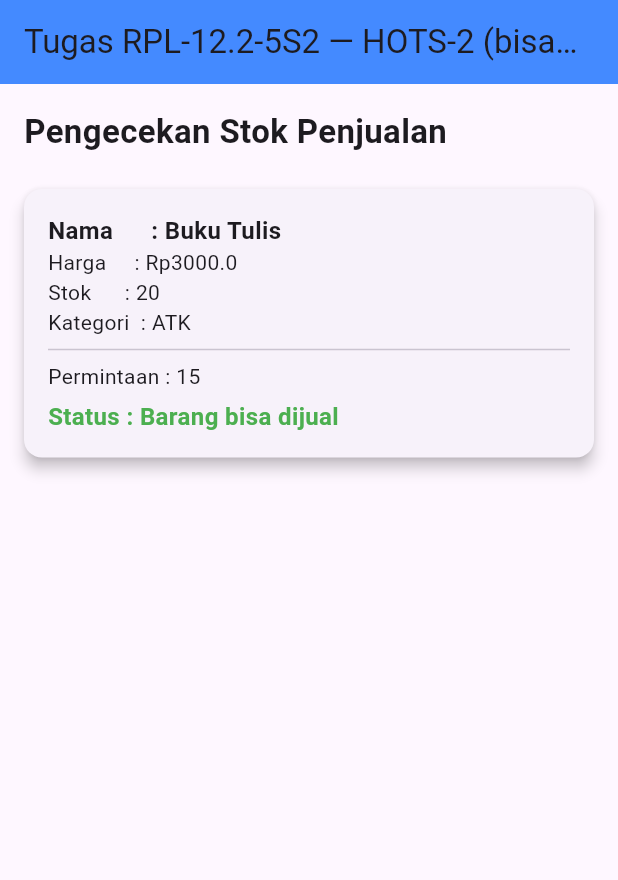
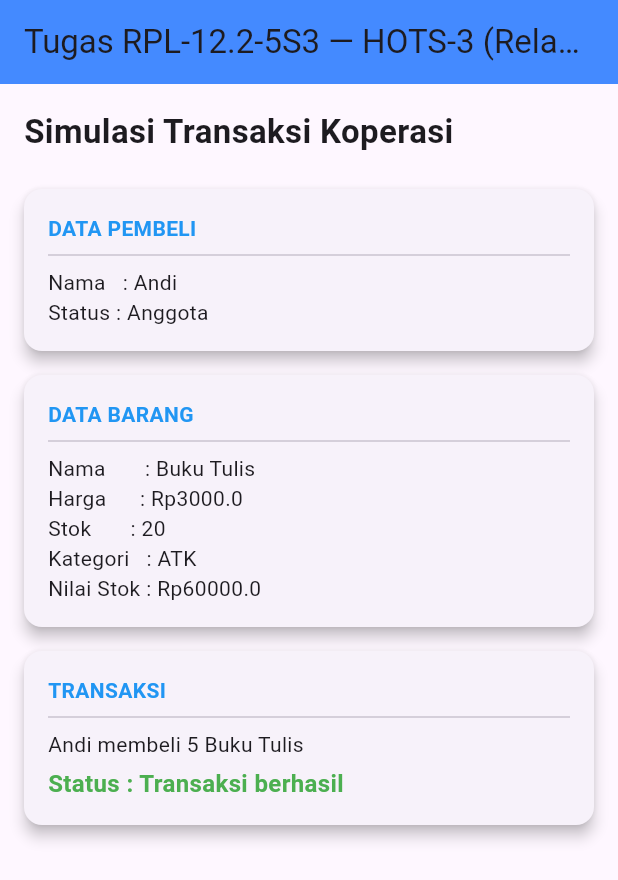
Before and after one commit to nandaridhoalfaroby-ui/project01_25, a Flutter app: the screen it shows after launch, on a phone screen of 412 x 824 dp. Shown: the top 880 px of the screen. Run offline on Flutter 3.47's test engine with Material 3 defaults, Android fonts, the phone set to English and light mode, and no system bars.

Commit message:
Tambah kelas Pembeli

```diff
--- a/lib/main.dart
+++ b/lib/main.dart
@@ -14,24 +14,44 @@ class Barang {
     this.kategori,
   );
 
-  // Method untuk menghitung nilai stok
   double nilaiStok() {
     return harga * stok;
   }
 
-  // Method baru untuk mengecek apakah barang bisa dijual berdasarkan permintaan
   bool bisaDijual(int diminta) {
     return stok >= diminta;
   }
 
   void tampilkan() {
-    print("======================");
-    print("Nama      : $nama");
-    print("Harga     : Rp$harga");
-    print("Stok      : $stok");
-    print("Kategori  : $kategori");
-    print("Nilai Stok: Rp${nilaiStok()}");
-    print("======================");
+    print("===== DATA BARANG =====");
+    print("Nama       : $nama");
+    print("Harga      : Rp$harga");
+    print("Stok       : $stok");
+    print("Kategori   : $kategori");
+    print("Nilai Stok : Rp${nilaiStok()}");
+    print("=======================");
+  }
+}
+
+// Definisi Class Pembeli
+class Pembeli {
+  String nama;
+  bool statusAnggota;
+
+  Pembeli(
+    this.nama,
+    this.statusAnggota,
+  );
+
+  void tampilkan() {
+    print("===== DATA PEMBELI =====");
+    print("Nama   : $nama");
+    if (statusAnggota) {
+      print("Status : Anggota");
+    } else {
+      print("Status : Umum");
+    }
+    print("========================");
   }
 }
 
@@ -43,39 +63,54 @@ void main() {
     "ATK",
   );
 
+  Pembeli pembeli = Pembeli(
+    "Andi",
+    true,
+  );
+
+  pembeli.tampilkan();
   buku.tampilkan();
 
-  int permintaan = 15;
-  print("Permintaan : $permintaan");
+  int jumlah = 5;
 
-  if (buku.bisaDijual(permintaan)) {
-    print("Status : Barang bisa dijual");
+  print("");
+  print("===== TRANSAKSI =====");
+  print("${pembeli.nama} membeli $jumlah ${buku.nama}");
+
+  if (buku.bisaDijual(jumlah)) {
+    print("Transaksi berhasil");
   } else {
-    print("Status : Stok tidak mencukupi");
+    print("Stok tidak mencukupi");
   }
 
-  runApp(MyApp(buku: buku, permintaan: permintaan));
+  runApp(MyApp(
+    buku: buku,
+    pembeli: pembeli,
+    jumlah: jumlah,
+  ));
 }
 
 class MyApp extends StatelessWidget {
   final Barang buku;
-  final int permintaan;
+  final Pembeli pembeli;
+  final int jumlah;
 
   const MyApp({
     super.key,
     required this.buku,
-    required this.permintaan,
+    required this.pembeli,
+    required this.jumlah,
   });
 
   @override
   Widget build(BuildContext context) {
-    bool statusJual = buku.bisaDijual(permintaan);
+    bool statusTransaksi = buku.bisaDijual(jumlah);
 
     return MaterialApp(
       debugShowCheckedModeBanner: false,
       home: Scaffold(
         appBar: AppBar(
-          title: const Text('Tugas RPL-12.2-5S2 — HOTS-2 (bisaDijual)'),
+          title: const Text('Tugas RPL-12.2-5S3 — HOTS-3 (Relasi Pembeli & Barang)'),
           backgroundColor: Colors.blueAccent,
         ),
         body: Padding(
@@ -83,10 +118,11 @@ class MyApp extends StatelessWidget {
           child: ListView(
             children: [
               const Text(
-                "Pengecekan Stok Penjualan",
+                "Simulasi Transaksi Koperasi",
                 style: TextStyle(fontSize: 22, fontWeight: FontWeight.bold),
               ),
               const SizedBox(height: 15),
+              // Card Data Pembeli
               Card(
                 elevation: 4,
                 margin: const EdgeInsets.symmetric(vertical: 8),
@@ -95,24 +131,63 @@ class MyApp extends StatelessWidget {
                   child: Column(
                     crossAxisAlignment: CrossAxisAlignment.start,
                     children: [
-                      Text(
-                        "Nama      : ${buku.nama}",
-                        style: const TextStyle(
-                            fontSize: 16, fontWeight: FontWeight.bold),
+                      const Text(
+                        "DATA PEMBELI",
+                        style: TextStyle(fontWeight: FontWeight.bold, color: Colors.blue),
                       ),
-                      Text("Harga     : Rp${buku.harga}"),
-                      Text("Stok      : ${buku.stok}"),
-                      Text("Kategori  : ${buku.kategori}"),
                       const Divider(),
-                      Text("Permintaan : $permintaan"),
+                      Text("Nama   : ${pembeli.nama}"),
+                      Text("Status : ${pembeli.statusAnggota ? 'Anggota' : 'Umum'}"),
+                    ],
+                  ),
+                ),
+              ),
+              // Card Data Barang
+              Card(
+                elevation: 4,
+                margin: const EdgeInsets.symmetric(vertical: 8),
+                child: Padding(
+                  padding: const EdgeInsets.all(16),
+                  child: Column(
+                    crossAxisAlignment: CrossAxisAlignment.start,
+                    children: [
+                      const Text(
+                        "DATA BARANG",
+                        style: TextStyle(fontWeight: FontWeight.bold, color: Colors.blue),
+                      ),
+                      const Divider(),
+                      Text("Nama       : ${buku.nama}"),
+                      Text("Harga      : Rp${buku.harga}"),
+                      Text("Stok       : ${buku.stok}"),
+                      Text("Kategori   : ${buku.kategori}"),
+                      Text("Nilai Stok : Rp${buku.nilaiStok()}"),
+                    ],
+                  ),
+                ),
+              ),
+              // Card Simulasi Transaksi
+              Card(
+                elevation: 4,
+                margin: const EdgeInsets.symmetric(vertical: 8),
+                child: Padding(
+                  padding: const EdgeInsets.all(16),
+                  child: Column(
+                    crossAxisAlignment: CrossAxisAlignment.start,
+                    children: [
+                      const Text(
+                        "TRANSAKSI",
+                        style: TextStyle(fontWeight: FontWeight.bold, color: Colors.blue),
+                      ),
+                      const Divider(),
+                      Text("${pembeli.nama} membeli $jumlah ${buku.nama}"),
                       const SizedBox(height: 5),
                       Text(
-                        statusJual
-                            ? "Status : Barang bisa dijual"
+                        statusTransaksi
+                            ? "Status : Transaksi berhasil"
                             : "Status : Stok tidak mencukupi",
                         style: TextStyle(
                           fontWeight: FontWeight.bold,
-                          color: statusJual ? Colors.green : Colors.red,
+                          color: statusTransaksi ? Colors.green : Colors.red,
                           fontSize: 16,
                         ),
                       ),
@@ -128,7 +203,9 @@ class MyApp extends StatelessWidget {
   }
 }
 
-// Menaruh pengecekan stok di dalam objek Barang membuat setiap barang
-// dapat memeriksa stoknya sendiri. Program menjadi lebih rapi, kode
-// tidak perlu ditulis berulang, dan jika aturan penjualan berubah,
-// cukup mengubah method bisaDijual() pada class Barang.
+// Relasi yang wajar antara Pembeli dan Barang adalah association (asosiasi),
+// yaitu Pembeli melakukan transaksi untuk membeli Barang. Satu pembeli dapat
+// membeli banyak barang, dan satu jenis barang dapat dibeli oleh banyak
+// pembeli pada transaksi yang berbeda. Oleh karena itu, kedua objek saling
+// berhubungan melalui proses transaksi, tetapi masing-masing tetap dapat
+// berdiri sendiri.
```
Also changed, not shown: 1 other file.
